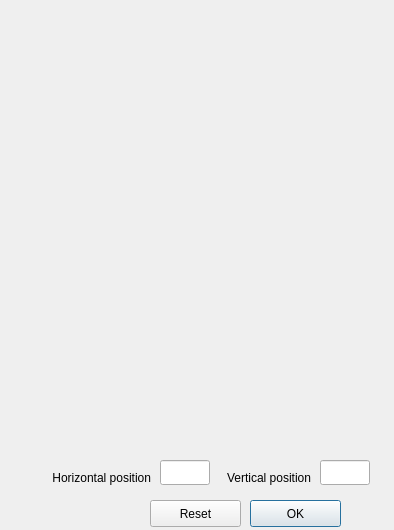
Before: the Qt Designer form pteid-mw-pt/_src/eidmw/eidgui/FreeSelectionDialog.ui in amagovpt/autenticacao.gov, drawn with Qt 5.
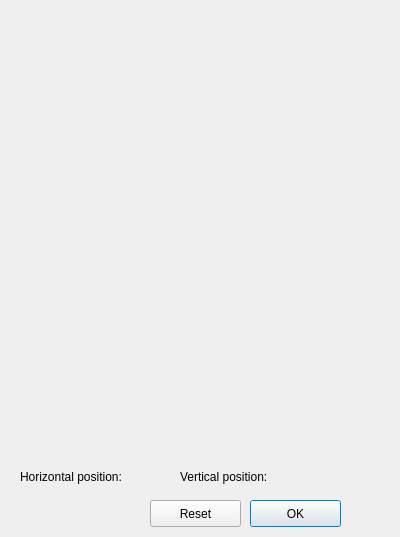
After: the same form once the commit is applied.

Commit message: Reflect landscape mode in the FreeSelectionDialog

The edit to the form file:
```diff
--- a/pteid-mw-pt/_src/eidmw/eidgui/FreeSelectionDialog.ui
+++ b/pteid-mw-pt/_src/eidmw/eidgui/FreeSelectionDialog.ui
@@ -2,37 +2,15 @@
 <ui version="4.0">
  <class>FreeSelectionDialog</class>
  <widget class="QDialog" name="Dialog">
-  <property name="geometry">
-   <rect>
-    <x>0</x>
-    <y>0</y>
-    <width>394</width>
-    <height>530</height>
-   </rect>
-  </property>
   <property name="windowTitle">
    <string>PDF Signature - Free Positioning</string>
   </property>
-  <widget class="QLineEdit" name="text_edit_x">
-   <property name="geometry">
-    <rect>
-     <x>160</x>
-     <y>460</y>
-     <width>50</width>
-     <height>25</height>
-    </rect>
-   </property>
-  </widget>
-  <widget class="QLineEdit" name="text_edit_y">
-   <property name="geometry">
-    <rect>
-     <x>320</x>
-     <y>460</y>
-     <width>50</width>
-     <height>25</height>
-    </rect>
-   </property>
-  </widget>
+   <property name="sizePolicy">
+       <sizepolicy hsizetype="Preferred" vsizetype="Preferred">
+        <horstretch>0</horstretch>
+        <verstretch>0</verstretch>
+      </sizepolicy>
+  </property>
   <widget class="QWidget" name="widget" native="true">
    <property name="geometry">
     <rect>
@@ -46,33 +24,33 @@
   <widget class="QLabel" name="label">
    <property name="geometry">
     <rect>
-     <x>10</x>
+     <x>20</x>
      <y>470</y>
-     <width>141</width>
+     <width>165</width>
      <height>16</height>
     </rect>
    </property>
    <property name="text">
-    <string>Horizontal position</string>
+    <string>Horizontal position: </string>
    </property>
    <property name="alignment">
-    <set>Qt::AlignRight|Qt::AlignTrailing|Qt::AlignVCenter</set>
+    <set>Qt::AlignLeft</set>
    </property>
   </widget>
   <widget class="QLabel" name="label_2">
    <property name="geometry">
     <rect>
-     <x>210</x>
+     <x>180</x>
      <y>470</y>
-     <width>101</width>
+     <width>165</width>
      <height>16</height>
     </rect>
    </property>
    <property name="text">
-    <string>Vertical position</string>
+    <string>Vertical position: </string>
    </property>
    <property name="alignment">
-    <set>Qt::AlignRight|Qt::AlignTrailing|Qt::AlignVCenter</set>
+    <set>Qt::AlignLeft</set>
    </property>
   </widget>
   <widget class="QPushButton" name="pushButton_ok">
```
Left out of the diff: 4 changed lines with no effect on the pictures. The commit also changes 4 other files.
